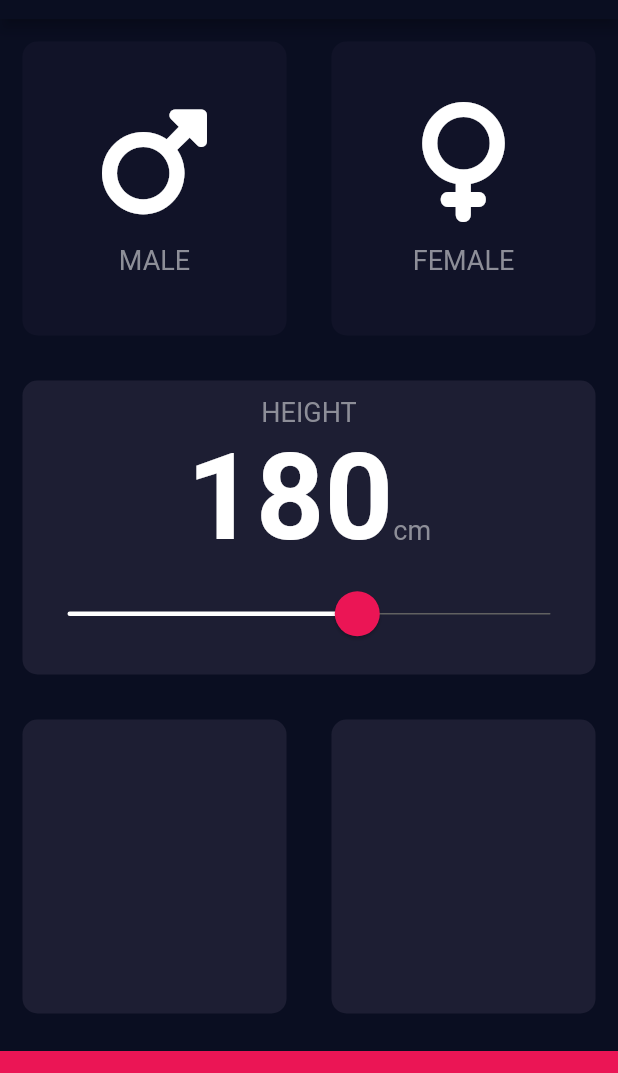
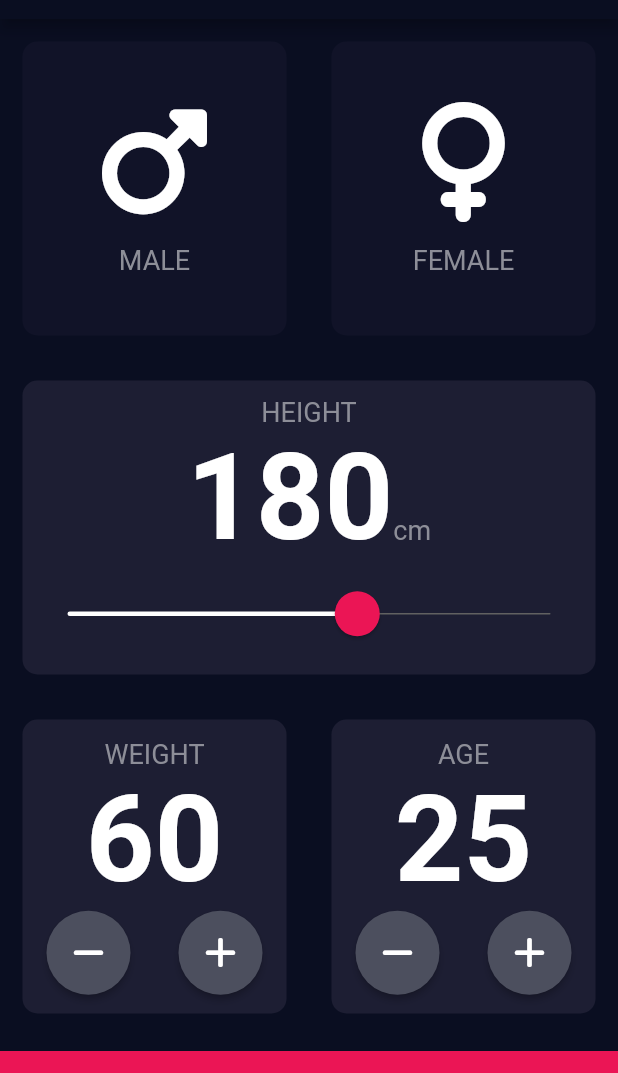
Before and after one commit to iam149cm/flutter, a Flutter app: the screen it shows after launch, on a phone screen of 412 x 824 dp, the part 65-1138 px from its top. Run offline on Flutter 3.47's test engine with Material 2 defaults, Android fonts, the light colour scheme and no system bars; our stand-ins replace audioplayers, font_awesome_flutter, rflutter_alert, shared_preferences.

Commit message:
add custom button

```diff
--- a/16_bmicalculator/lib/input_page.dart
+++ b/16_bmicalculator/lib/input_page.dart
@@ -22,6 +22,8 @@ class InputPage extends StatefulWidget {
 class _InputPageState extends State<InputPage> {
   Gender selectedGender = Gender.none;
   int height = 180;
+  int weight = 60;
+  int age = 25;
 
   @override
   Widget build(BuildContext context) {
@@ -142,13 +144,78 @@ class _InputPageState extends State<InputPage> {
               Expanded(
                 child: ReusableCard(
                   colour: kActiveCardColor,
-                  cardChild: Container(child: null),
+                  cardChild: Column(
+                    mainAxisAlignment: MainAxisAlignment.center,
+                    children: [
+                      Text(
+                        'WEIGHT',
+                        style: kLabelTextStyle,
+                      ),
+                      Text(
+                        weight.toString(),
+                        style: kNumberTextStyle,
+                      ),
+                      Row(
+                        mainAxisAlignment: MainAxisAlignment.spaceAround,
+                        children: [
+                          RoundIconButton(
+                            icon: FontAwesomeIcons.minus,
+                            onPressed: () {
+                              setState(() {
+                                weight--;
+                              });
+                            },
+                          ),
+                          RoundIconButton(
+                            icon: FontAwesomeIcons.plus,
+                            onPressed: () {
+                              setState(() {
+                                weight++;
+                              });
+                            },
+                          ),
+                        ],
+                      )
+                    ],
+                  ),
                 ),
               ),
               Expanded(
                 child: ReusableCard(
                   colour: kActiveCardColor,
-                  cardChild: Container(child: null),
+                  cardChild: Column(
+                      mainAxisAlignment: MainAxisAlignment.center,
+                      children: [
+                        Text(
+                          'AGE',
+                          style: kLabelTextStyle,
+                        ),
+                        Text(
+                          age.toString(),
+                          style: kNumberTextStyle,
+                        ),
+                        Row(
+                          mainAxisAlignment: MainAxisAlignment.spaceAround,
+                          children: [
+                            RoundIconButton(
+                              icon: FontAwesomeIcons.minus,
+                              onPressed: () {
+                                setState(() {
+                                  age--;
+                                });
+                              },
+                            ),
+                            RoundIconButton(
+                              icon: FontAwesomeIcons.plus,
+                              onPressed: () {
+                                setState(() {
+                                  age++;
+                                });
+                              },
+                            )
+                          ],
+                        )
+                      ]),
                 ),
               ),
             ]),
@@ -166,3 +233,32 @@ class _InputPageState extends State<InputPage> {
     );
   }
 }
+
+// ✨🤍✨ custom button 을 만들 수 있다!
+class RoundIconButton extends StatelessWidget {
+  const RoundIconButton({Key? key, required this.icon, required this.onPressed})
+      : super(key: key);
+
+  final IconData icon;
+  final VoidCallback onPressed;
+
+  void clickIcon(icon) {
+    print(icon);
+    if (icon.toString() == 'IconData(U+0002B)') {
+    } else {}
+  }
+
+  @override
+  Widget build(BuildContext context) {
+    return RawMaterialButton(
+      child: Icon(icon),
+      constraints: BoxConstraints.tightFor(
+        width: 56.0, // FloatingActionButton - RawMaterialButton 에서 가져온 수치
+        height: 56.0,
+      ),
+      shape: CircleBorder(),
+      fillColor: Color(0xFF4C4F5E),
+      onPressed: onPressed,
+    );
+  }
+}
```
